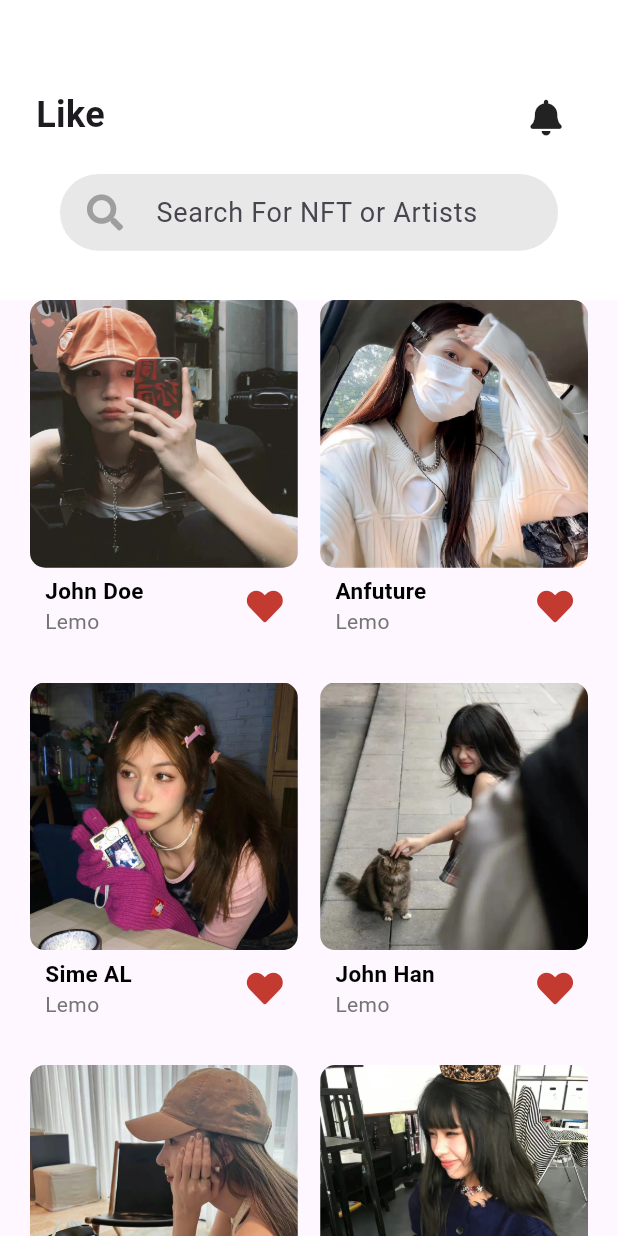
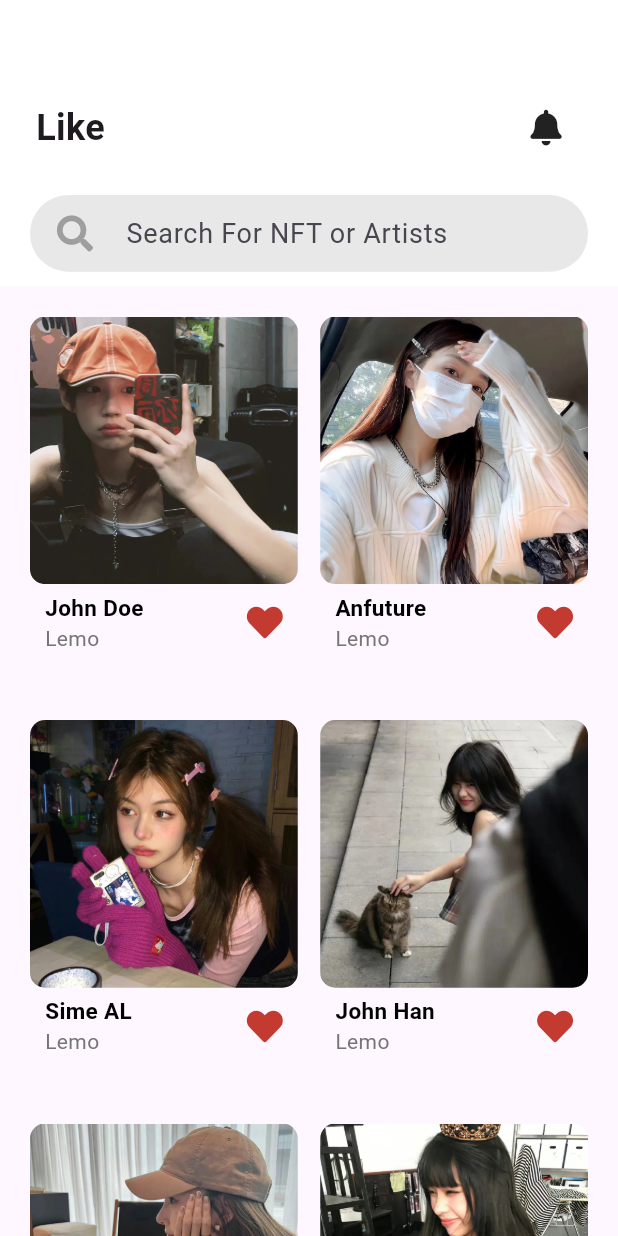
Before and after one commit to Figma-Design-Template/trendy_play-app, a Flutter app: the LikeWidget screen opened directly, on a phone screen of 412 x 824 dp. Run offline on Flutter 3.47's test engine with Material 2 defaults, Android fonts, the light colour scheme and no system bars; our stand-ins replace font_awesome_flutter.

Commit message:
feat: end

```diff
--- a/lib/layout/dis_header.dart
+++ b/lib/layout/dis_header.dart
@@ -50,10 +50,10 @@ class DisCoverSliverPersistentHeaderDelegate
   }
 
   @override
-  double get maxExtent => 110.0;
+  double get maxExtent => 120.0;
 
   @override
-  double get minExtent => 110.0;
+  double get minExtent => 100.0;
 
   @override
   bool shouldRebuild(SliverPersistentHeaderDelegate oldDelegate) {
--- a/lib/pages/like/like.dart
+++ b/lib/pages/like/like.dart
@@ -28,6 +28,9 @@ class _LikeWidgetState extends State<LikeWidget> {
       //     height: 10,
       //   ),
       // ),
+      const SliverToBoxAdapter(
+        child: LikeSrach(shrinkOffset: 0),
+      ),
       SliverPadding(
         padding: const EdgeInsets.symmetric(horizontal: 20),
         sliver: SliverGrid(
@@ -36,7 +39,7 @@ class _LikeWidgetState extends State<LikeWidget> {
             mainAxisSpacing: 15.0, // 纵轴间距
             crossAxisSpacing: 15.0, // 横轴间距
             childAspectRatio: 1.0, // 子项宽高比
-            mainAxisExtent: 240.0, // 纵轴方向上子项的最大高度
+            mainAxisExtent: 254.0, // 纵轴方向上子项的最大高度
           ),
           delegate: SliverChildBuilderDelegate(
             (BuildContext context, int index) {
--- a/lib/pages/like/widget/like_item_list.dart
+++ b/lib/pages/like/widget/like_item_list.dart
@@ -14,7 +14,7 @@ class _LikeItemListState extends State<LikeItemList> {
   @override
   Widget build(BuildContext context) {
     return Container(
-        height: 360,
+        margin: const EdgeInsets.only(top: 20),
         decoration: BoxDecoration(
           borderRadius: BorderRadius.circular(10),
           // color: Colors.grey[100],
--- a/lib/pages/my/my.dart
+++ b/lib/pages/my/my.dart
@@ -10,6 +10,6 @@ class MyWidget extends StatefulWidget {
 class _MyWidgetState extends State<MyWidget> {
   @override
   Widget build(BuildContext context) {
-    return Container();
+    return Scaffold(body: CustomScrollView(slivers: <Widget>[]));
   }
 }
```
Also changed, not shown: lib/layout/like_header.dart (+22 -12 lines), assets/md/image.png (added), 3 other files.
